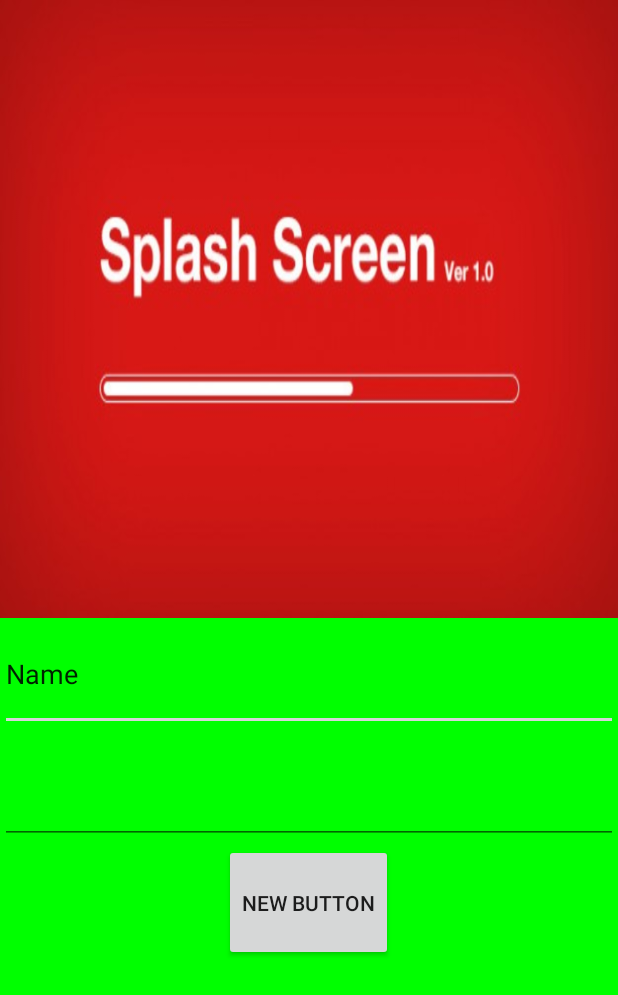
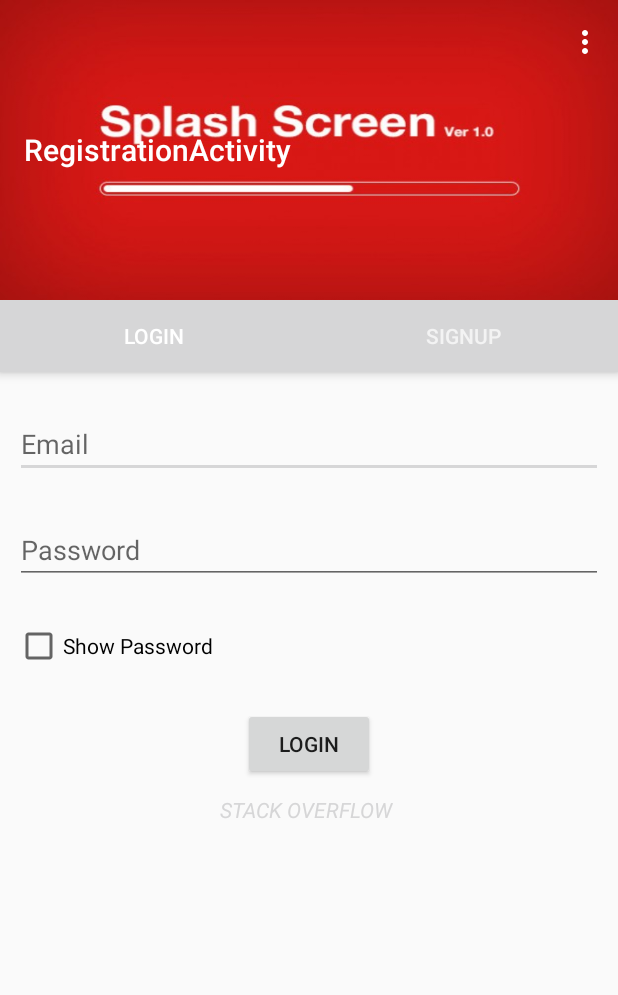
Before and after one commit to tayseer5/SideMenuModule, an Android app: the RegistrationActivity screen opened directly, with no data from a screen before it, on a phone screen of 412 x 824 dp. Shown: the top 995 px of the screen. Run offline under Robolectric (Android 15) with nearby library versions, the light colour scheme and no system bars.

Commit message:
Version with login form

```diff
--- a/app/src/main/java/com/example/iti/sidemenumodule/ActicityWithSideMenu.java
+++ b/app/src/main/java/com/example/iti/sidemenumodule/ActicityWithSideMenu.java
@@ -33,6 +33,8 @@ public class ActicityWithSideMenu extends NavigationLiveo implements OnItemClick
         mHelpLiveo.add(getString(R.string.post_project), R.drawable.ic_https_black_24dp);
         mHelpLiveo.add(getString(R.string.customer_project), R.drawable.ic_https_black_24dp);
         mHelpLiveo.add(getString(R.string.jop_search), R.drawable.ic_https_black_24dp);
+
+
         //is login
         if(IsNotLogin())
         {
@@ -48,8 +50,6 @@ public class ActicityWithSideMenu extends NavigationLiveo implements OnItemClick
             mHelpLiveo.add(getString(R.string.log_out), R.drawable.ic_https_black_24dp);
 
         }
-Resources.Theme x =with(this).getTheme();
-        Log.e("the theam", x + "");
         mHelpLiveo.addSeparator();
         with(this,1) // default theme is dark ,R.color.nliveo_black
                 .startingPosition(0) //Starting position in the list
@@ -121,7 +121,7 @@ Resources.Theme x =with(this).getTheme();
     private boolean IsNotLogin()
     {
         SharedPreferences sharedpreferences = getSharedPreferences("loginPrefrence", Context.MODE_PRIVATE);
-        String isLogin = sharedpreferences.getString("userName","Not login");
+        String isLogin = sharedpreferences.getString("mail","Not login");
         return isLogin.contentEquals("Not login");
 
 
--- /dev/null
+++ b/app/src/main/java/com/example/iti/sidemenumodule/LoginFragment.java
@@ -0,0 +1,87 @@
+package com.example.iti.sidemenumodule;
+
+import android.content.Context;
+import android.content.SharedPreferences;
+import android.support.v4.app.Fragment;
+import android.os.Bundle;
+import android.support.annotation.Nullable;
+import android.text.Html;
+import android.text.InputType;
+import android.text.method.LinkMovementMethod;
+import android.util.Log;
+import android.view.LayoutInflater;
+import android.view.View;
+import android.view.ViewGroup;
+import android.widget.Button;
+import android.widget.CheckBox;
+import android.widget.CompoundButton;
+import android.widget.EditText;
+import android.widget.TextView;
+
+import com.example.iti.sidemenumodule.R;
+
+/**
+ * Created by ITI on 21/05/2016.
+ */
+public class LoginFragment extends Fragment  {
+    View rootView;
+    EditText mail;
+    EditText password;
+    TextView href;
+    public LoginFragment() {
+
+    }
+
+    @Override
+    public void onCreate(Bundle savedInstanceState) {
+        super.onCreate(savedInstanceState);
+    }
+
+    @Nullable
+    @Override
+    public View onCreateView(LayoutInflater inflater, ViewGroup container, Bundle savedInstanceState) {
+        rootView = inflater.inflate(R.layout.login_fragment, container, false);
+        mail= (EditText) rootView.findViewById(R.id.loginEmail);
+        password= (EditText) rootView.findViewById(R.id.loginPassword);
+        href= (TextView) rootView.findViewById(R.id.forgetPasswordURL);
+        href.setText(Html.fromHtml("<a href=http://www.stackoverflow.com> STACK OVERFLOW "));
+        href.setMovementMethod(LinkMovementMethod.getInstance());
+        Button loginButton = (Button) rootView.findViewById(R.id.login_bt);
+        loginButton.setOnClickListener(new View.OnClickListener() {
+            @Override
+            public void onClick(View v) {
+                SharedPreferences sharedpreferences = getActivity().getSharedPreferences("loginPrefrence", Context.MODE_PRIVATE);
+                SharedPreferences.Editor editor = sharedpreferences.edit();
+
+                if (mail.getText().toString().contentEquals("tayseer"))
+                {
+                    Log.e("same", "userName");
+                    editor.putString("mail", mail.getText().toString());
+                    editor.commit();
+                }
+                if (password.getText().toString().contentEquals("123"))
+                {
+                    Log.e("same","password");
+                    String isLogin = sharedpreferences.getString("userName","Not login");
+                    Log.e("is register",isLogin);
+                }
+            }
+        });
+        CheckBox showPasswordCheckBox = (CheckBox) rootView.findViewById(R.id.showPasswordCheckBox);
+        showPasswordCheckBox.setOnCheckedChangeListener(new CompoundButton.OnCheckedChangeListener() {
+            @Override
+            public void onCheckedChanged(CompoundButton compoundButton, boolean isChecked) {
+                if(!isChecked)
+                {
+                    password.setInputType(129);
+                }
+                else
+                {
+                    password.setInputType(InputType.TYPE_TEXT_VARIATION_PASSWORD);
+                }
+
+            }
+        });
+        return rootView;
+    }
+}
--- a/app/src/main/java/com/example/iti/sidemenumodule/MyData.java
+++ b/app/src/main/java/com/example/iti/sidemenumodule/MyData.java
@@ -4,7 +4,7 @@ package com.example.iti.sidemenumodule;
 
 public class MyData {
 
-    static String[] nameArray = {"?????", "????????", "????"};
+    static String[] nameArray = {"ديكور", "????????", "????"};
     static Integer[] drawableArray = {R.drawable.cat1, R.drawable.cat2, R.drawable.cat3};
     static Integer[] id_ = {0, 1, 2};
 }
--- a/app/src/main/java/com/example/iti/sidemenumodule/RegistrationActivity.java
+++ b/app/src/main/java/com/example/iti/sidemenumodule/RegistrationActivity.java
@@ -1,25 +1,53 @@
 package com.example.iti.sidemenumodule;
 
-import android.support.v7.app.ActionBarActivity;
 import android.os.Bundle;
+import android.support.design.widget.TabLayout;
+import android.support.v4.app.Fragment;
+import android.support.v4.app.FragmentManager;
+import android.support.v4.app.FragmentPagerAdapter;
+import android.support.v4.view.ViewPager;
+import android.support.v7.app.ActionBar;
+import android.support.v7.app.AppCompatActivity;
+import android.support.v7.widget.Toolbar;
+import android.util.Log;
 import android.view.Menu;
 import android.view.MenuItem;
+import android.view.View;
+
+import java.util.ArrayList;
+import java.util.List;
 
 
-public class RegistrationActivity extends ActionBarActivity {
+public class RegistrationActivity extends AppCompatActivity {
+    private TabLayout tabLayout;
+    private ViewPager viewPager;
+    private Toolbar toolbar;
 
     @Override
     protected void onCreate(Bundle savedInstanceState) {
         super.onCreate(savedInstanceState);
         setContentView(R.layout.activity_registration);
+        toolbar = (Toolbar) findViewById(R.id.toolbar);
+        setSupportActionBar(toolbar);
+    //   getSupportActionBar().setDisplayHomeAsUpEnabled(false);
+        viewPager = (ViewPager) findViewById(R.id.viewpager);
+        setupViewPager(viewPager);
+        tabLayout = (TabLayout) findViewById(R.id.tabs);
+        tabLayout.setupWithViewPager(viewPager);
+            }
+
+    private void setupViewPager(ViewPager viewPager) {
+        ViewPagerAdapter adapter = new ViewPagerAdapter(getSupportFragmentManager());
+        adapter.addFragment(new LoginFragment(), "Login");
+        adapter.addFragment(new SignUpFragment(), "SignUp");
+        viewPager.setAdapter(adapter);
+
     }
-
-
     @Override
     public boolean onCreateOptionsMenu(Menu menu) {
         // Inflate the menu; this adds items to the action bar if it is present.
         getMenuInflater().inflate(R.menu.menu_registration, menu);
-        return true;
+        return false;
     }
 
     @Override
@@ -36,4 +64,35 @@ public class RegistrationActivity extends ActionBarActivity {
 
         return super.onOptionsItemSelected(item);
     }
+
+    class ViewPagerAdapter extends FragmentPagerAdapter {
+        private final List<Fragment> mFragmentList = new ArrayList<>();
+        private final List<String> mFragmentTitleList = new ArrayList<>();
+
+        public ViewPagerAdapter(FragmentManager manager) {
+            super(manager);
+        }
+
+        @Override
+        public Fragment getItem(int position) {
+            return mFragmentList.get(position);
+        }
+
+        @Override
+        public int getCount() {
+            return mFragmentList.size();
+        }
+
+        public void addFragment(Fragment fragment, String title) {
+            mFragmentList.add(fragment);
+            mFragmentTitleList.add(title);
+
+
+        }
+
+        @Override
+        public CharSequence getPageTitle(int position) {
+            return mFragmentTitleList.get(position);
+        }
+    }
 }
--- /dev/null
+++ b/app/src/main/java/com/example/iti/sidemenumodule/SignUpFragment.java
@@ -0,0 +1,32 @@
+package com.example.iti.sidemenumodule;
+
+import android.support.v4.app.Fragment;
+import android.os.Bundle;
+import android.support.annotation.Nullable;
+import android.view.LayoutInflater;
+import android.view.View;
+import android.view.ViewGroup;
+
+import com.example.iti.sidemenumodule.R;
+
+/**
+ * Created by ITI on 21/05/2016.
+ */
+public class SignUpFragment extends Fragment {
+    View rootView;
+    public SignUpFragment() {
+
+    }
+
+    @Override
+    public void onCreate(Bundle savedInstanceState) {
+        super.onCreate(savedInstanceState);
+    }
+
+    @Nullable
+    @Override
+    public View onCreateView(LayoutInflater inflater, ViewGroup container, Bundle savedInstanceState) {
+         rootView = inflater.inflate(R.layout.signup_fragment, container, false);
+        return rootView;
+    }
+}
--- a/app/src/main/res/layout/activity_registration.xml
+++ b/app/src/main/res/layout/activity_registration.xml
@@ -1,31 +1,48 @@
-<LinearLayout xmlns:android="http://schemas.android.com/apk/res/android"
-    android:orientation="vertical"
+<LinearLayout
+    xmlns:android="http://schemas.android.com/apk/res/android"
+    xmlns:app="http://schemas.android.com/apk/res-auto"
     android:layout_width="match_parent"
-    android:layout_height="match_parent">
-    <RelativeLayout
+    android:layout_height="match_parent"
+    android:orientation="vertical">
+
+    <android.support.design.widget.AppBarLayout
         android:layout_width="match_parent"
-        android:layout_height="0dp"
-        android:layout_weight="0.5"
-        android:background="#024f98"
-        >
-        <ImageView
+        android:layout_height="wrap_content"
+        android:theme="@style/ThemeOverlay.AppCompat.Dark.ActionBar">
+
+        <android.support.v7.widget.Toolbar
+            android:id="@+id/toolbar"
             android:layout_width="match_parent"
-            android:layout_height="match_parent"
-            android:src="@drawable/multi_color_splash_screen"
-            android:scaleType="fitXY"
-            />
-    </RelativeLayout>
-    <RelativeLayout
+            android:layout_height="200dp"
+            android:background="@drawable/multi_color_splash_screen"
+            app:popupTheme="@style/ThemeOverlay.AppCompat" >
+            <!--<RelativeLayout-->
+                <!--android:layout_width="fill_parent"-->
+                <!--android:layout_height="fill_parent"-->
+                <!--android:gravity="center">-->
+                <!--<ImageView-->
+                    <!--android:layout_width="match_parent"-->
+                    <!--android:layout_height="match_parent"-->
+                    <!--android:scaleType="fitXY"-->
+                    <!--android:src="@drawable/multi_color_splash_screen"-->
+                    <!--android:contentDescription="@string/app_name"-->
+                    <!--android:layout_marginLeft="0dp"-->
+                    <!--android:layout_margin="0dp"-->
+                    <!--android:layout_marginTop="0dp"-->
+                    <!--android:layout_marginRight="0dp"-->
+                    <!--android:layout_marginBottom="0dp" />-->
+            <!--</RelativeLayout>-->
+            </android.support.v7.widget.Toolbar>
+        <android.support.design.widget.TabLayout
+            android:id="@+id/tabs"
+            android:layout_width="match_parent"
+            android:layout_height="wrap_content"
+            app:tabMode="fixed"
+            app:tabGravity="fill"/>
+    </android.support.design.widget.AppBarLayout>
+    <android.support.v4.view.ViewPager
+        android:id="@+id/viewpager"
         android:layout_width="match_parent"
-        android:layout_height="0dp"
-        android:layout_weight="0.5"
-        android:background="#00ff00"
-        >
-        <fragment
-            android:layout_width="match_parent"
-            android:layout_height="match_parent"
-            android:name="com.example.iti.sidemenumodule.RegistrationTabView"
-            android:id="@+id/fragment"
-            />
-        </RelativeLayout>
+        android:layout_height="match_parent"
+        app:layout_behavior="@string/appbar_scrolling_view_behavior"  />
 </LinearLayout>
--- /dev/null
+++ b/app/src/main/res/layout/login_fragment.xml
@@ -0,0 +1,61 @@
+<?xml version="1.0" encoding="utf-8"?>
+<ScrollView xmlns:android="http://schemas.android.com/apk/res/android"
+    android:layout_width="fill_parent"
+    android:layout_height="fill_parent">
+
+    <LinearLayout xmlns:android="http://schemas.android.com/apk/res/android"
+        android:orientation="vertical"
+        android:layout_width="match_parent"
+        android:layout_height="match_parent"
+        android:nestedScrollingEnabled="false">
+
+        <EditText
+            android:layout_width="match_parent"
+            android:layout_height="wrap_content"
+            android:id="@+id/loginEmail"
+            android:layout_marginTop="25dp"
+            android:layout_marginBottom="25dp"
+            android:layout_marginLeft="10dp"
+            android:layout_marginRight="10dp"
+            android:hint="Email" />
+
+        <EditText
+            android:layout_width="match_parent"
+            android:layout_height="wrap_content"
+            android:id="@+id/loginPassword"
+            android:layout_marginBottom="25dp"
+            android:layout_marginLeft="10dp"
+            android:layout_marginRight="10dp"
+            android:hint="Password"
+            android:password="true" />
+
+        <CheckBox
+            android:layout_width="wrap_content"
+            android:layout_height="wrap_content"
+            android:text="Show Password"
+            android:id="@+id/showPasswordCheckBox"
+            android:layout_marginBottom="25dp"
+            android:layout_marginLeft="10dp" />
+
+        <Button
+            android:layout_width="wrap_content"
+            android:layout_height="wrap_content"
+            android:text="Login"
+            android:id="@+id/login_bt"
+            android:layout_gravity="center_horizontal"
+            android:layout_marginBottom="10dp" />
+
+        <TextView
+            android:layout_width="wrap_content"
+            android:layout_height="wrap_content"
+            android:text="@string/defaultpassword"
+            android:autoLink="web"
+            android:textColor="@color/nliveo_blue_alpha_colorPrimaryDark"
+            android:textStyle="italic"
+            android:linksClickable="true"
+            android:id="@+id/forgetPasswordURL"
+            android:layout_gravity="center_horizontal"
+            android:textAppearance="?android:attr/textAppearanceSmall"/>
+
+    </LinearLayout>
+</ScrollView>
--- a/app/src/main/res/values-w820dp/strings.xml
+++ b/app/src/main/res/values-w820dp/strings.xml
@@ -10,4 +10,5 @@
     <string name="about">عننا</string>
     <string name="settings">الاعداد</string>
     <string name="sigin_in">تسجيل الدخول</string>
+    <string name="defaultpassword"><![CDATA[User Guide <a href=\"http://www.cleverfinger.com.au/user-guide/\">http://www.cleverfinger.com.au/user-guide/</a>]]></string>
 </resources>
--- a/app/src/main/res/values/strings.xml
+++ b/app/src/main/res/values/strings.xml
@@ -15,4 +15,5 @@
     <string name="about">عننا</string>
     <string name="title_activity_registration">RegistrationActivity</string>
     <string name="sigin_in">تسجيل الدخول</string>
+    <string name="defaultpassword"><a href="http://stackoverflow.com/questions/9852184/android-textview-hyperlink?rq=1">google stack overflow</a></string>
 </resources>
```
Also changed, not shown: app/src/main/res/layout/signup_fragment.xml (added, +63 -0 lines), 2 other files.
